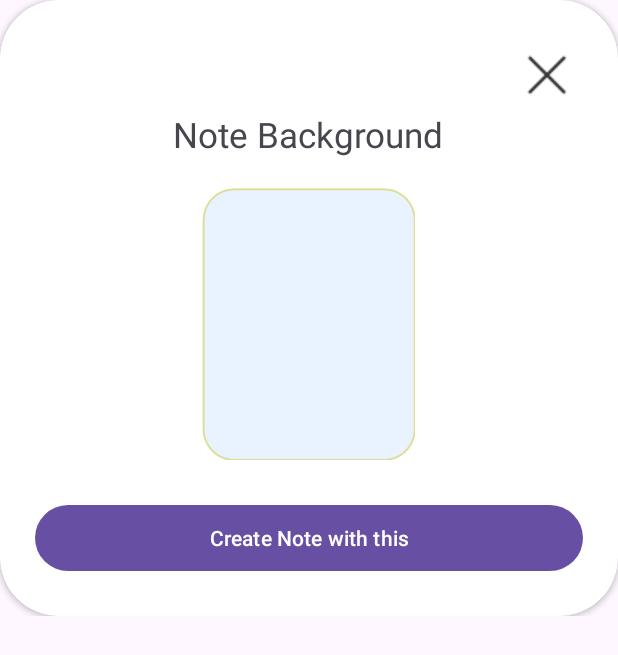
After one commit to Abdul-Muqaddam/AiNoteTaking-App-Xml, an Android app: the layout activity_popup_template.xml on its own in the app's theme, with its tools: preview values and no code run, on a phone screen of 412 x 824 dp. The commit adds this screen. Shown: the top 655 px of the screen. Run offline under Robolectric (Android 15) with nearby library versions, the phone set to English and light mode, and no system bars.

Commit message:
fixed conflicts

```diff
--- a/app/src/main/AndroidManifest.xml
+++ b/app/src/main/AndroidManifest.xml
@@ -14,6 +14,9 @@
         android:supportsRtl="true"
         android:theme="@style/Theme.FirstXMLProjectAINotePad"
         tools:targetApi="31">
+        <activity
+            android:name=".presentation.features.Popup_template.PopupTemplateActivity"
+            android:exported="false" />
         <activity
             android:name=".presentation.features.speech_to_text.SpeechToTextActivity"
             android:exported="false" />
--- a/app/src/main/java/com/example/firstxmlprojectainotepad/presentation/features/home_activity/bottom_page_fragments/NotesFragment.kt
+++ b/app/src/main/java/com/example/firstxmlprojectainotepad/presentation/features/home_activity/bottom_page_fragments/NotesFragment.kt
@@ -10,6 +10,7 @@ import androidx.fragment.app.Fragment
 import androidx.recyclerview.widget.LinearLayoutManager
 import com.example.firstxmlprojectainotepad.R
 import com.example.firstxmlprojectainotepad.databinding.FragmentNotesBinding
+import com.example.firstxmlprojectainotepad.presentation.features.Popup_template.PopupTemplateActivity
 import com.example.firstxmlprojectainotepad.presentation.features.home_activity.adapter.CategoryAdapter
 import com.example.firstxmlprojectainotepad.presentation.features.home_activity.categoriesItem
 import com.example.firstxmlprojectainotepad.presentation.features.premium_screen.Premium_Activity
@@ -40,6 +41,10 @@ class NotesFragment : Fragment(){
             val intent= Intent(requireContext(), SettingsActivity::class.java)
             startActivity(intent)
         }
+        binding.homeSearch.setOnClickListener(){
+            val intent=Intent(requireContext(),PopupTemplateActivity::class.java)
+            startActivity(intent)
+        }
         return binding.root
     }
 
--- /dev/null
+++ b/app/src/main/res/layout/activity_popup_template.xml
@@ -0,0 +1,56 @@
+<?xml version="1.0" encoding="utf-8"?>
+<FrameLayout xmlns:android="http://schemas.android.com/apk/res/android"
+    xmlns:app="http://schemas.android.com/apk/res-auto"
+    xmlns:tools="http://schemas.android.com/tools"
+    android:id="@+id/main"
+    android:layout_width="match_parent"
+    android:layout_height="wrap_content"
+    tools:context=".presentation.features.Popup_template.PopupTemplateActivity">
+    <androidx.cardview.widget.CardView
+        android:layout_width="match_parent"
+        android:layout_height="wrap_content"
+        android:elevation="@dimen/_4sdp"
+        app:cardCornerRadius="@dimen/_30sdp">
+
+<LinearLayout
+    android:layout_width="match_parent"
+    android:layout_height="match_parent"
+    android:orientation="vertical"
+    android:paddingHorizontal="@dimen/_18sdp">
+
+    <ImageView
+        android:id="@+id/cross_popup"
+        android:layout_width="wrap_content"
+        android:layout_height="wrap_content"
+        android:layout_gravity="end"
+        android:layout_marginTop="@dimen/_20sdp"
+        android:contentDescription="@null"
+        android:src="@drawable/ic_cross" />
+
+    <TextView
+        android:layout_width="wrap_content"
+        android:layout_height="wrap_content"
+        android:layout_gravity="center_horizontal"
+        android:text="@string/note_background"
+        android:textSize="@dimen/_18sdp" />
+
+    <ImageView
+        android:id="@+id/templateChangableBgColor"
+        android:layout_width="@dimen/_110sdp"
+        android:layout_height="@dimen/_140sdp"
+        android:layout_gravity="center_horizontal"
+        android:layout_marginTop="@dimen/_15sdp"
+        android:contentDescription="@null"
+        android:src="@drawable/ic_blue_temp_color" />
+
+    <Button
+        android:id="@+id/button_note_with_this"
+        android:layout_width="match_parent"
+        android:layout_height="@dimen/_40sdp"
+        android:layout_marginTop="@dimen/_20sdp"
+        android:text="@string/create_note_with_this"
+        android:layout_marginBottom="@dimen/_20sdp"/>
+
+</LinearLayout>
+    </androidx.cardview.widget.CardView>
+</FrameLayout>
--- a/app/src/main/res/values/strings.xml
+++ b/app/src/main/res/values/strings.xml
@@ -85,6 +85,8 @@
     <string name="life_time_access">Life time access</string>
     <string name="subscribe_now">Subscribe Now</string>
     <string name="term_of_use">Term of Use</string>
+    <string name="note_background">Note Background</string>
+    <string name="create_note_with_this">Create Note with this</string>
 
 
 </resources>
```
Also changed, not shown: app/src/main/java/com/example/firstxmlprojectainotepad/presentation/features/Popup_template/PopupTemplateActivity.kt (added, +25 -0 lines), app/src/main/java/com/example/firstxmlprojectainotepad/presentation/features/home_activity/bottom_page_fragments/templates_fragments/TemplateViewModel.kt (added, +26 -0 lines), app/src/main/java/com/example/firstxmlprojectainotepad/presentation/features/home_activity/bottom_page_fragments/templates_fragments/TemplatesAdapter.kt (+14 -5 lines), app/src/main/java/com/example/firstxmlprojectainotepad/presentation/features/home_activity/bottom_page_fragments/templates_fragments/TemplatesFragments.kt (+65 -7 lines), app/src/main/res/drawable/ic_blue_temp_color.png (added).
